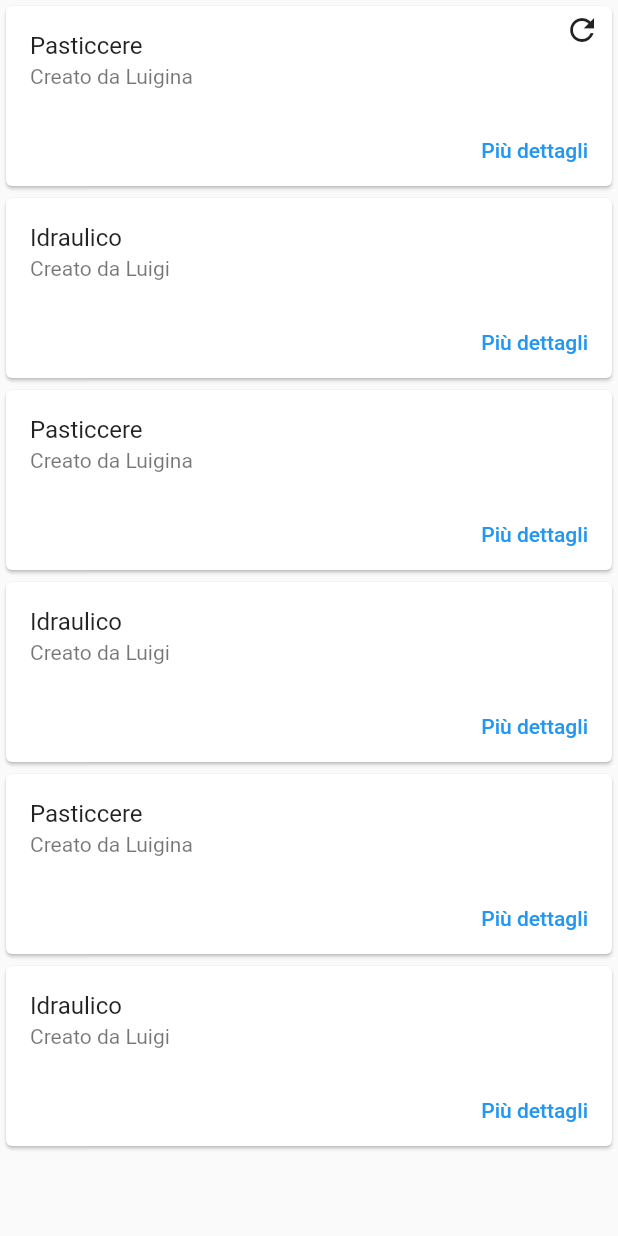
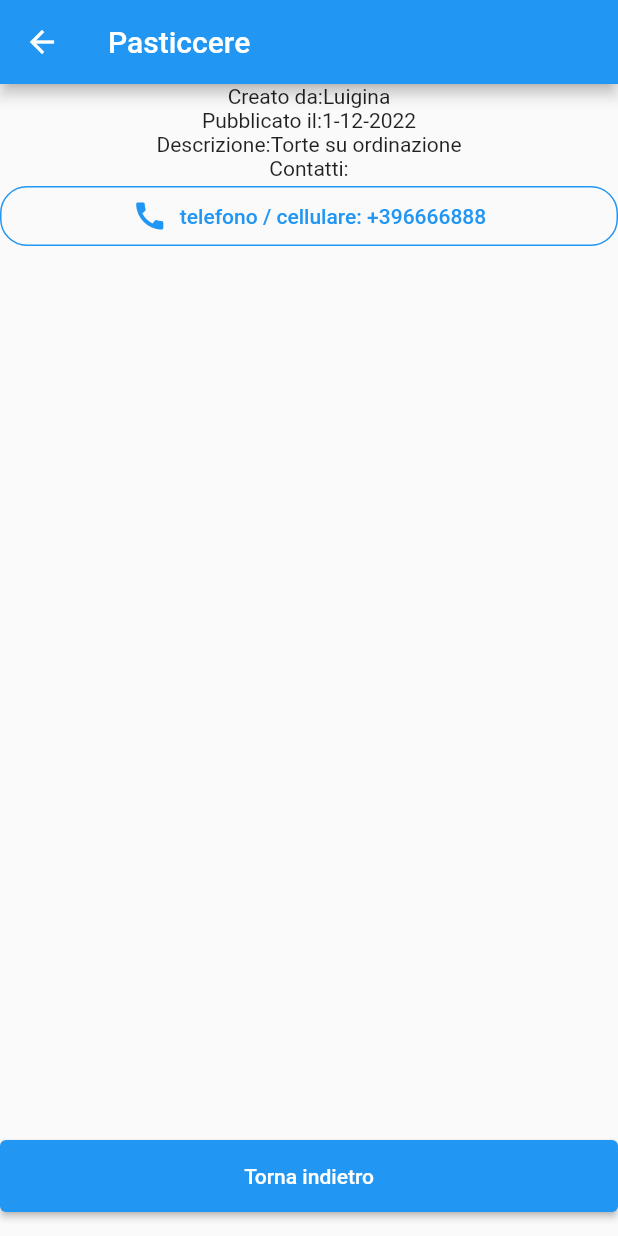
Before and after one commit to SartoriS886809/IngegneriaDelSoftware_2022-2023, a Flutter app: the NeighborhoodServicePage widget shown alone on an empty page, opened directly, after a tap on "Più dettagli", on a phone screen of 412 x 824 dp. Run offline on Flutter 3.47's test engine with Material 2 defaults, Android fonts, the phone set to English and light mode, and no system bars; our stand-ins replace dropdown_search.

Commit message:
Fix gradle Sviluppo service Modifica model e configurazione

```diff
--- a/app_android/friendly_neighborhood/lib/configuration/configuration.dart
+++ b/app_android/friendly_neighborhood/lib/configuration/configuration.dart
@@ -1,3 +1,5 @@
+import 'package:flutter/material.dart';
+
 class Configuration {
   static const int minAge = 16;
   static const int minLengthPassword = 8;
@@ -12,4 +14,11 @@ class Configuration {
     "telegram": "https://telegram.me/",
     "sito web": "",
   };
+  static const Map<String, IconData> iconFromContactMethods = {
+    "telefono / cellulare": Icons.call,
+    "email": Icons.email,
+    "whatsapp": Icons.whatsapp,
+    "telegram": Icons.telegram,
+    "sito web": Icons.link,
+  };
 }
--- a/app_android/friendly_neighborhood/lib/core/service/neighborhood_service.dart
+++ b/app_android/friendly_neighborhood/lib/core/service/neighborhood_service.dart
@@ -19,18 +19,42 @@ class _NeighborhoodServicePageState extends State<NeighborhoodServicePage> {
     super.initState();
     //TODO: Temporaneo
     data = [
-      Service(0, DateTime.now(), "Pasticcere", "tel:+396666888",
-          "Torte su ordinazione", "Luigina"),
-      Service(1, DateTime.now(), "Idraulico", "tel:+396666888",
-          "Se perde acqua è da riparare", "Luigi"),
-      Service(2, DateTime.now(), "Pasticcere", "tel:+396666888",
-          "Torte su ordinazione", "Luigina"),
-      Service(3, DateTime.now(), "Idraulico", "tel:+396666888",
-          "Se perde acqua è da riparare", "Luigi"),
-      Service(2, DateTime.now(), "Pasticcere", "tel:+396666888",
-          "Torte su ordinazione", "Luigina"),
-      Service(3, DateTime.now(), "Idraulico", "tel:+396666888",
-          "Se perde acqua è da riparare", "Luigi")
+      Service(
+          postDate: DateTime.now(),
+          title: "Pasticcere",
+          link: "telefono / cellulare:+396666888",
+          description: "Torte su ordinazione",
+          creator: "Luigina"),
+      Service(
+          postDate: DateTime.now(),
+          title: "Idraulico",
+          link: "telefono / cellulare:+396666888",
+          description: "Se perde acqua è da riparare",
+          creator: "Luigi"),
+      Service(
+          postDate: DateTime.now(),
+          title: "Pasticcere",
+          link: "telefono / cellulare:+396666888",
+          description: "Torte su ordinazione",
+          creator: "Luigina"),
+      Service(
+          postDate: DateTime.now(),
+          title: "Idraulico",
+          link: "telefono / cellulare:+396666888",
+          description: "Se perde acqua è da riparare",
+          creator: "Luigi"),
+      Service(
+          postDate: DateTime.now(),
+          title: "Pasticcere",
+          link: "telefono / cellulare:+396666888",
+          description: "Torte su ordinazione",
+          creator: "Luigina"),
+      Service(
+          postDate: DateTime.now(),
+          title: "Idraulico",
+          link: "telefono / cellulare:+396666888",
+          description: "Se perde acqua è da riparare",
+          creator: "Luigi")
     ];
   }
 
@@ -43,7 +67,7 @@ class _NeighborhoodServicePageState extends State<NeighborhoodServicePage> {
           child: ListView.builder(
             itemCount: data.length,
             itemBuilder: (context, index) {
-              return ServiceCard(service: data[index]);
+              return ServiceCardNeighborhood(service: data[index]);
             },
           ),
         ),
@@ -57,7 +81,7 @@ class _NeighborhoodServicePageState extends State<NeighborhoodServicePage> {
               )),
               IconButton(
                   onPressed: (() {
-                    //TODO
+                    //TODO Aggiornamento dati
                     return;
                   }),
                   icon: const Icon(Icons.refresh))
--- /dev/null
+++ b/app_android/friendly_neighborhood/lib/core/service/service_show.dart
@@ -0,0 +1,145 @@
+import 'package:flutter/material.dart';
+import 'package:friendly_neighborhood/core/service/create_modify_service.dart';
+import 'package:friendly_neighborhood/model/service.dart';
+
+import '../../utils/elaborate_data.dart';
+
+class ShowService extends StatefulWidget {
+  final Service service;
+  final bool myService;
+  const ShowService(
+      {super.key, required this.service, required this.myService});
+
+  @override
+  State<ShowService> createState() => _ShowServiceState();
+}
+
+class _ShowServiceState extends State<ShowService> {
+  late final BuildContext _context;
+  void removeService() {
+    //TODO Richiesta di rimuovere al server
+    Navigator.pop(_context);
+  }
+
+  Future<void> _showConfirmDeleteDialog() async {
+    return showDialog<void>(
+      context: context,
+      barrierDismissible: false, // L'utente deve premere il pulsante
+      builder: (BuildContext context) {
+        return AlertDialog(
+          title: const Text('Eliminazione servizio'),
+          content: SingleChildScrollView(
+            child: ListBody(
+              children: const <Widget>[
+                Text("Sei sicuro di voler eliminare il servizio?"),
+              ],
+            ),
+          ),
+          actions: <Widget>[
+            TextButton(
+              child: const Text('Annulla'),
+              onPressed: () {
+                Navigator.of(context).pop();
+              },
+            ),
+            TextButton(
+              child: const Text('Elimina'),
+              onPressed: () {
+                Navigator.of(context).pop();
+                removeService();
+              },
+            ),
+          ],
+        );
+      },
+    );
+  }
+
+  Widget generaLista() {
+    List<Pair<String, String>> contact =
+        widget.service.getContactMethodsFromLink();
+    return ListView.builder(
+        key: Key(widget.service.id.toString()),
+        itemCount: contact.length,
+        itemBuilder: (BuildContext context, int i) {
+          return Container(
+            margin: const EdgeInsets.only(bottom: 10.0),
+            child: widget.service.getWidgetFromContactMethods(contact[i]),
+          );
+        });
+  }
+
+  @override
+  Widget build(BuildContext context) {
+    _context = context;
+    //Creazione lista contatti
+    return Scaffold(
+        appBar: AppBar(title: Text(widget.service.title)),
+        body: Column(
+          children: [
+            Text('Creato da:${widget.service.creator}'),
+            Text(
+                'Pubblicato il:${widget.service.postDate.day}-${widget.service.postDate.month}-${widget.service.postDate.year}'),
+            Text('Descrizione:${widget.service.description}'),
+            //Contatti
+            if (widget.service.link != "") ...[
+              const Text("Contatti:"),
+            ],
+            Expanded(child: generaLista()),
+            Row(
+              children: [
+                Expanded(
+                    child: Padding(
+                        padding: const EdgeInsets.symmetric(vertical: 16.0),
+                        child: ElevatedButton(
+                          onPressed: () async {
+                            Navigator.pop(context);
+                          },
+                          child: const Center(
+                              child: Padding(
+                            padding: EdgeInsets.only(top: 16, bottom: 16),
+                            child: Text('Torna indietro'),
+                          )),
+                        ))),
+                if (widget.myService)
+                  Expanded(
+                      child: Padding(
+                          padding: const EdgeInsets.symmetric(vertical: 16.0),
+                          child: ElevatedButton(
+                            onPressed: () async {
+                              Navigator.pop(context);
+                              Navigator.push(
+                                  context,
+                                  MaterialPageRoute(
+                                      builder: (context) =>
+                                          CreationOrModificationService
+                                              .modification(
+                                                  service: widget.service)));
+                            },
+                            child: const Center(
+                                child: Padding(
+                              padding: EdgeInsets.only(top: 16, bottom: 16),
+                              child: Text('Modifica'),
+                            )),
+                          ))),
+                if (widget.myService)
+                  Expanded(
+                      child: Padding(
+                          padding: const EdgeInsets.symmetric(vertical: 16.0),
+                          child: ElevatedButton(
+                            onPressed: () async {
+                              _showConfirmDeleteDialog();
+                              //La pagina si chiude se solo se viene eliminita il servizio
+                            },
+                            child: const Center(
+                                child: Padding(
+                              padding: EdgeInsets.only(top: 16, bottom: 16),
+                              child: Text('Elimina'),
+                            )),
+                          )))
+              ],
+            )
+          ],
+        ));
+  }
+}
--- a/app_android/friendly_neighborhood/lib/model/service.dart
+++ b/app_android/friendly_neighborhood/lib/model/service.dart
@@ -1,7 +1,4 @@
 // ignore_for_file: unnecessary_getters_setters
-
-import 'package:flutter/cupertino.dart';
-import 'package:flutter/gestures.dart';
 import 'package:flutter/material.dart';
 import 'package:friendly_neighborhood/configuration/configuration.dart';
 import 'package:url_launcher/url_launcher.dart';
@@ -16,8 +13,14 @@ class Service {
   late String _description;
   late String _creator;
 
-  Service(int id, DateTime postDate, String title, String link,
-      String description, String creator) {
+  //Il campo id verrà assegnato dal server, usare il valore di default a -1 se creata dall'applicazione
+  Service(
+      {int id = -1,
+      required DateTime postDate,
+      required String title,
+      required String link,
+      required String description,
+      required String creator}) {
     _id = id;
     _postDate = postDate;
     _title = title;
@@ -75,10 +78,16 @@ class Service {
     if (!Configuration.supportedContactMethods.containsKey(contact.first)) {
       throw "Metodo non supportato";
     }
-    Uri url = Uri.http(
+    Uri url = Uri.parse(
         Configuration.supportedContactMethods[contact.first]! + contact.last);
 
-    return TextButton(
+    return TextButton.icon(
+        icon: Icon(Configuration.iconFromContactMethods[contact.first]),
+        style: ButtonStyle(
+            shape: MaterialStateProperty.all<RoundedRectangleBorder>(
+                RoundedRectangleBorder(
+                    borderRadius: BorderRadius.circular(18.0),
+                    side: const BorderSide(color: Colors.blue)))),
         onPressed: () async {
           if (await canLaunchUrl(url)) {
             await launchUrl(url);
@@ -86,6 +95,8 @@ class Service {
             throw 'Could not launch $url';
           }
         },
-        child: Text(contact.first + contact.last));
+        label: Text(
+          "${contact.first}: ${contact.last}",
+        ));
   }
 }
```
Also changed, not shown: app_android/friendly_neighborhood/lib/core/service/card_service.dart (+44 -34 lines), app_android/friendly_neighborhood/lib/core/service/create_modify_service.dart (+14 -6 lines), app_android/friendly_neighborhood/lib/core/service/my_service.dart (+79 -3 lines), app_android/friendly_neighborhood/lib/icon_manager/report__icons_icons.dart (+12 -5 lines), 1 other file.
